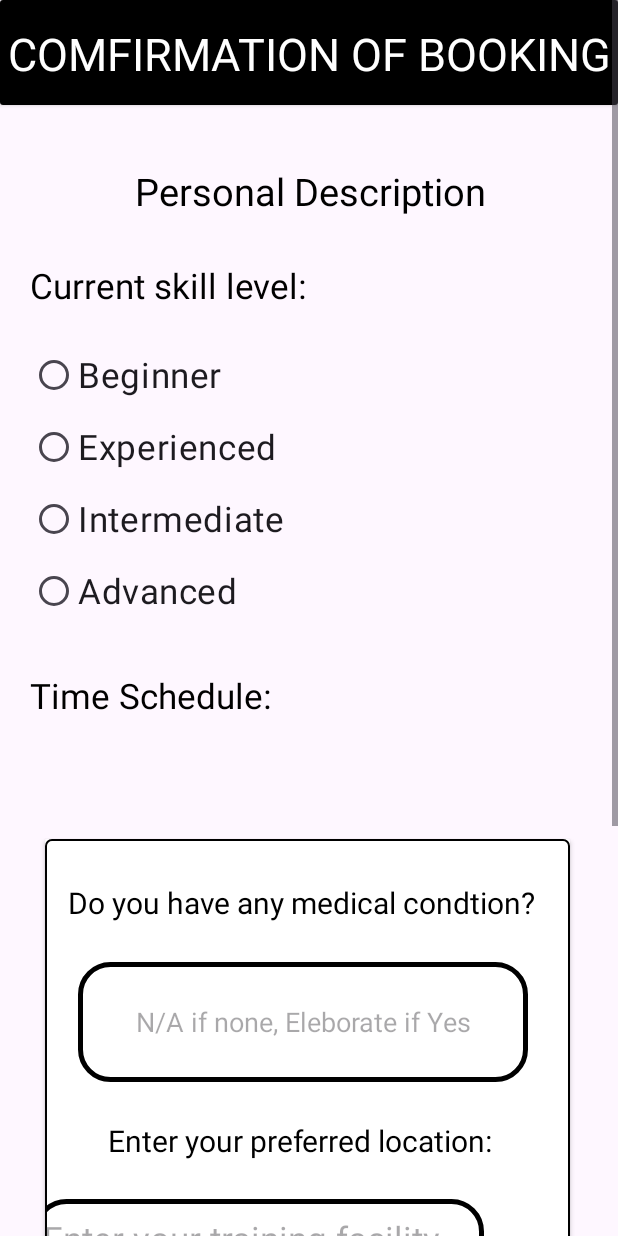
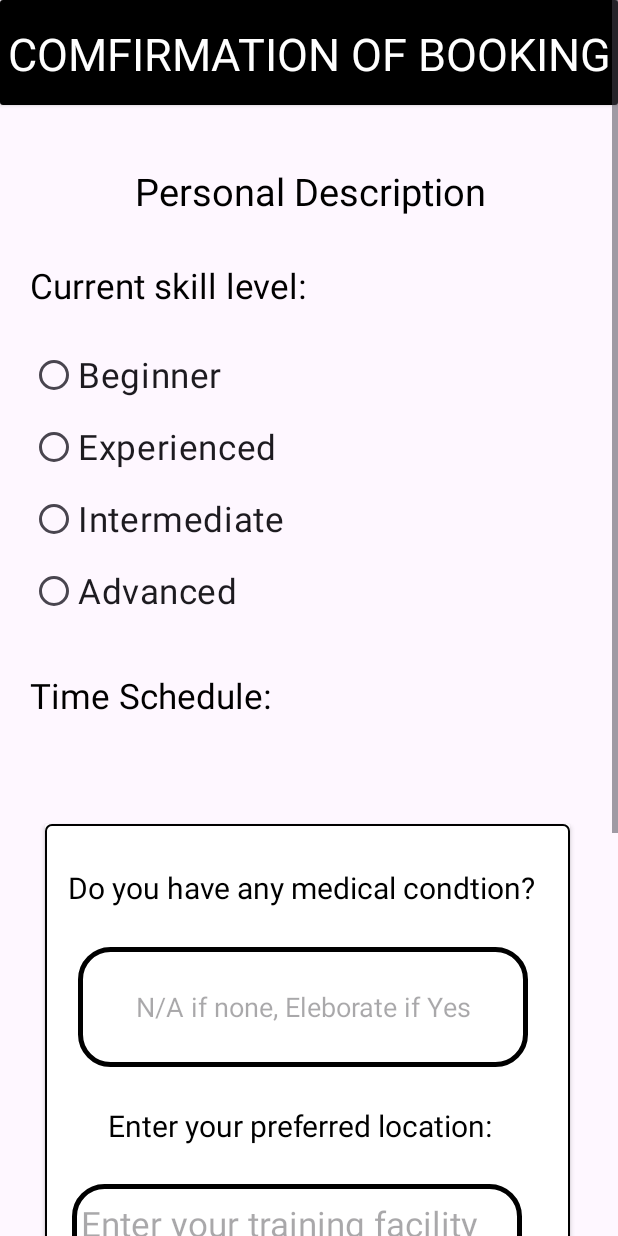
Before and after one commit to BradlyVinceGorgonio/EasyBook, an Android app: the fragment BookNowFragment shown on its own in the app's theme, on a phone screen of 412 x 824 dp. Run offline under Robolectric (Android 15) with nearby library versions, the phone set to English and light mode, and no system bars; our stand-ins replace Firebase (no records; nobody signed in at launch, a user with empty details on screens opened directly).

Commit message:
Easy Booking

```diff
--- a/app/src/main/res/layout/fragment_book_now.xml
+++ b/app/src/main/res/layout/fragment_book_now.xml
@@ -14,7 +14,7 @@
 
         <ScrollView
             android:layout_width="match_parent"
-            android:layout_height="match_parent">
+            android:layout_height="wrap_content">
 
             <LinearLayout
                 android:layout_width="match_parent"
@@ -142,7 +142,7 @@
                 <ScrollView
                     android:id="@+id/availabledates"
                     android:layout_width="200dp"
-                    android:layout_height="70dp"
+                    android:layout_height="60dp"
                     android:layout_marginLeft="190dp"
                     android:layout_marginTop="-30dp"
                     app:layout_constraintBottom_toTopOf="@+id/textView10"
@@ -218,7 +218,7 @@
                             android:id="@+id/facilityadd"
                             android:layout_width="300dp"
                             android:layout_height="80dp"
-                            android:layout_marginLeft="-305dp"
+                            android:layout_marginLeft="-280dp"
                             android:layout_marginTop="240dp"
                             android:background="@drawable/custom_edittext"
                             android:hint=" Enter your training facility address:"
--- a/app/src/main/res/layout/fragment_home.xml
+++ b/app/src/main/res/layout/fragment_home.xml
@@ -10,7 +10,6 @@
     <RelativeLayout
         android:layout_width="match_parent"
         android:layout_height="wrap_content"
-
         >
 
         <androidx.cardview.widget.CardView
```
